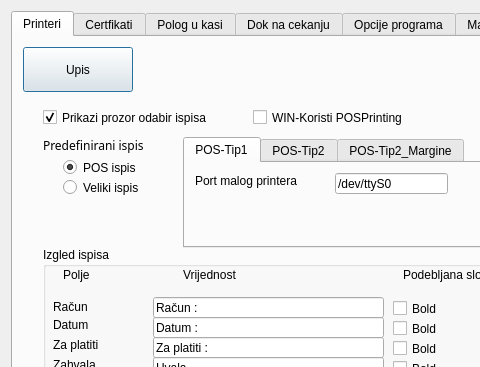
IgorCreates/kasaqt, file ui/frmopcije.ui: the form before one commit; both pictures show x 0 to 480 and y 0 to 367 of the 630 by 574 pixel window.
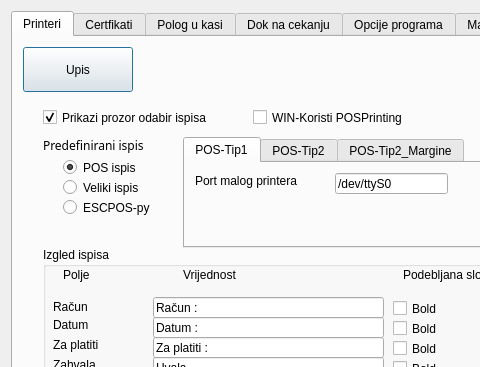
The form after the commit.

What changed in the file:
```diff
--- a/ui/frmopcije.ui
+++ b/ui/frmopcije.ui
@@ -755,6 +755,22 @@
         </widget>
        </widget>
       </widget>
+      <widget class="QRadioButton" name="radioIspisESCPOS_py">
+       <property name="geometry">
+        <rect>
+         <x>50</x>
+         <y>160</y>
+         <width>105</width>
+         <height>21</height>
+        </rect>
+       </property>
+       <property name="text">
+        <string>ESCPOS-py</string>
+       </property>
+       <attribute name="buttonGroup">
+        <string notr="true">buttonGroup</string>
+       </attribute>
+      </widget>
      </widget>
      <widget class="QWidget" name="tab_Certifikat">
       <attribute name="title">
```
